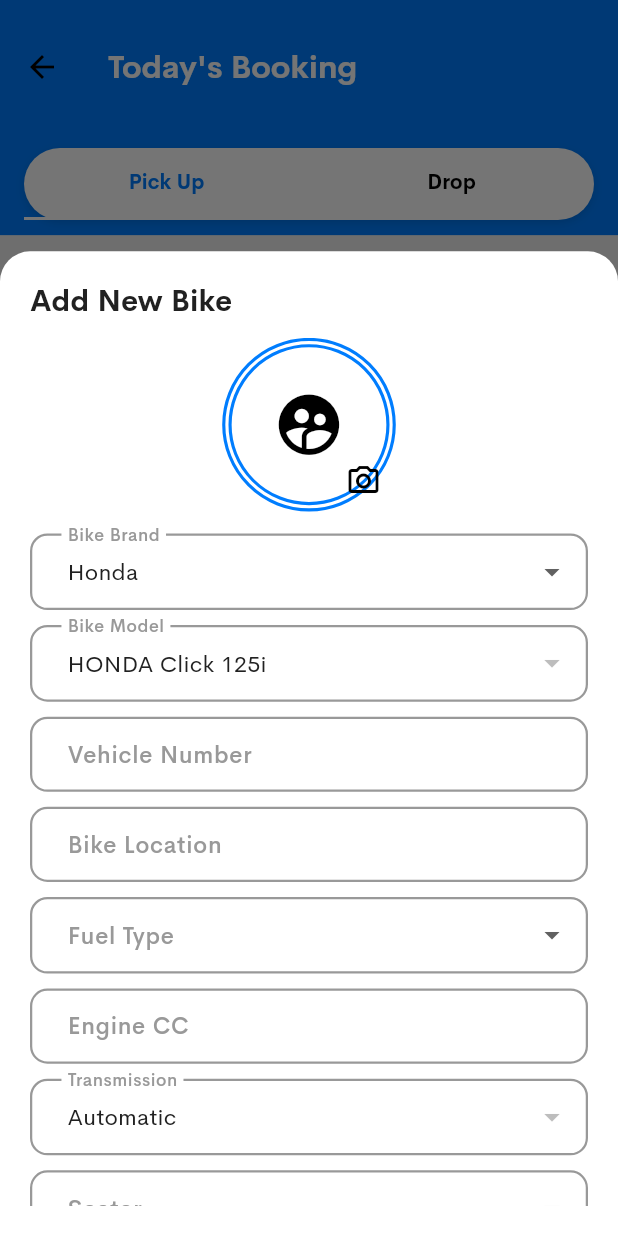
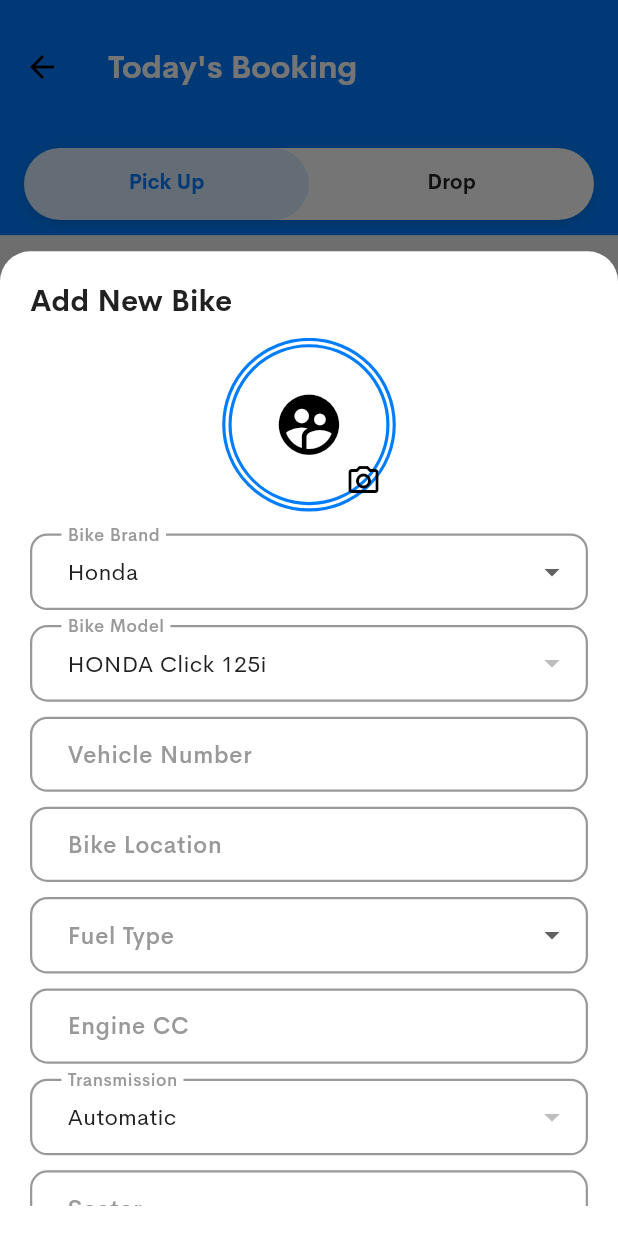
Before and after one commit to avadhworkzone/rental_motor_cycle, a Flutter app: the TodayScreen screen opened by its route, after a tap on the "add" icon, on a phone screen of 412 x 824 dp. Run offline on Flutter 3.47's test engine with Material 3 defaults, Android fonts, the phone set to English and light mode, and no system bars; our stand-ins replace cached_network_image, flutter_screenutil, flutter_svg, get, get_storage, image_picker and 6 more; accounts and stored records are empty; statements that could not run were skipped.

Commit message:
Color change and today screen indicator change

```diff
--- a/lib/utils/color_utils.dart
+++ b/lib/utils/color_utils.dart
@@ -9,6 +9,7 @@ class ColorUtils {
   static const red = Colors.red;
   static const Color grey99 = Color(0xff999999);
   static const Color greyD6 = Color(0xffdcd6d6);
+  static const Color greyDF = Color(0xffe5dfdf);
   static const Color greyF0 = Color(0xffF0F0F0);
   static const Color shadowColor = Color.fromRGBO(0, 0, 0, 0.06);
   static const Color buttonShadowColor = Color.fromRGBO(63, 133, 61, 0.26);
--- a/lib/view/today/today_screen.dart
+++ b/lib/view/today/today_screen.dart
@@ -79,11 +79,21 @@ class _TodayScreenState extends State<TodayScreen>
               ),
               child: TabBar(
                 controller: _tabController,
-                indicatorColor:
-                    isDarkTheme ? ColorUtils.white : ColorUtils.primary,
-                labelColor: isDarkTheme ? ColorUtils.white : ColorUtils.primary,
-                unselectedLabelColor:
-                    isDarkTheme ? ColorUtils.white : Colors.black,
+                indicator: BoxDecoration(
+                  color: ColorUtils.primary.withValues(alpha: 0.15),
+                  borderRadius: BorderRadius.circular(25),
+                ),
+                labelColor: ColorUtils.primary,
+                unselectedLabelColor: Colors.black87,
+                // indicatorColor:
+                //     // isDarkTheme ? ColorUtils.white :
+                //     ColorUtils.primary,
+                // labelColor:
+                //     // isDarkTheme ? ColorUtils.white :
+                //     ColorUtils.primary,
+                // unselectedLabelColor:
+                //     // isDarkTheme ? ColorUtils.white :
+                //     Colors.black,
                 indicatorSize: TabBarIndicatorSize.tab,
                 labelStyle: TextStyle(
                   fontWeight: FontWeight.bold,
```
Also changed, not shown: lib/view/calendar_screen.dart (+16 -13 lines).
